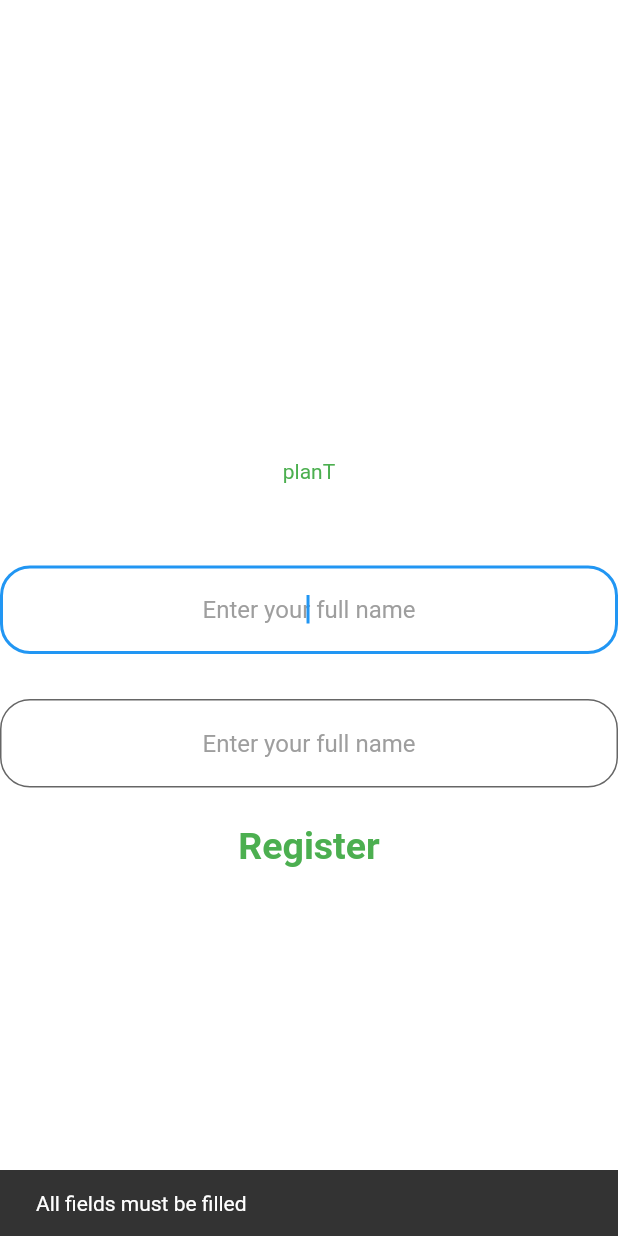
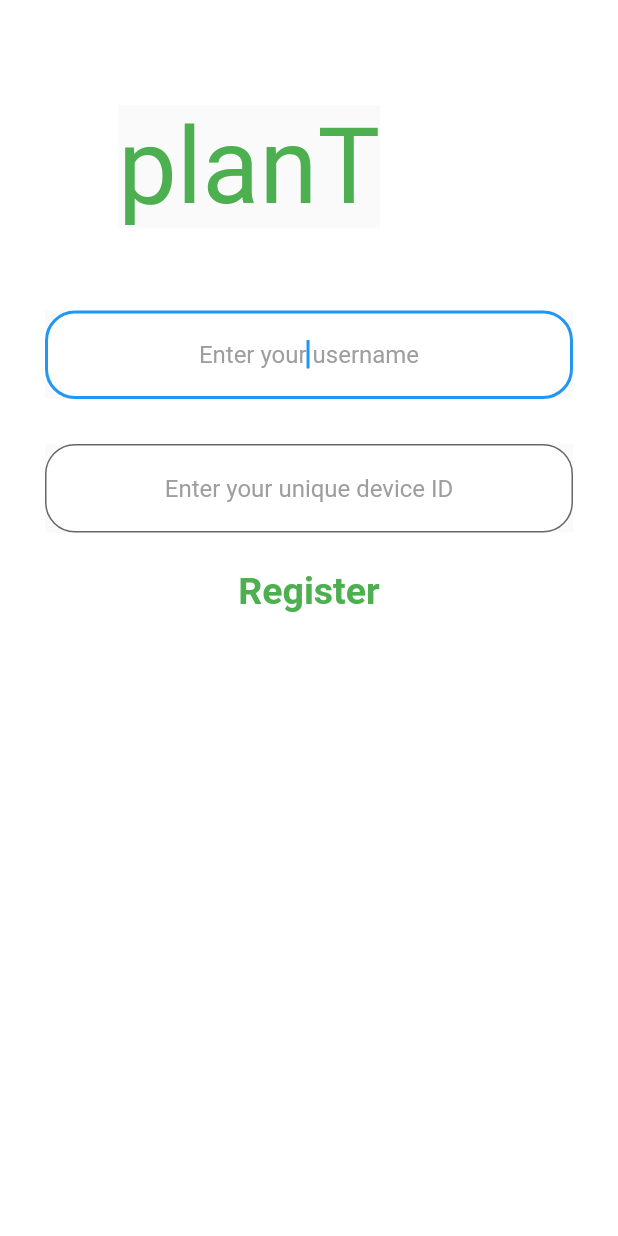
Before and after one commit to abhikrnigam/planT, a Flutter app: the LandingPage screen opened directly, after a tap on "Register", on a phone screen of 412 x 824 dp. Run offline on Flutter 3.47's test engine with Material 2 defaults, Android fonts, the phone set to English and light mode, and no system bars; our stand-ins replace firebase_auth, firebase_core, google_fonts, percent_indicator; accounts and stored records are empty.

Commit message:
Added the login and registering procedures.

```diff
--- /dev/null
+++ b/lib/screens/RegisterScreen.dart
@@ -0,0 +1,131 @@
+import 'package:firebase_core/firebase_core.dart';
+import 'package:flutter/cupertino.dart';
+import 'package:flutter/material.dart';
+import 'package:google_fonts/google_fonts.dart';
+import 'package:firebase_auth/firebase_auth.dart';
+import 'LoginScreen.dart';
+import 'package:firebase_core/firebase_core.dart';
+
+class LandingPage extends StatefulWidget {
+  @override
+  _LandingPageState createState() => _LandingPageState();
+}
+
+class _LandingPageState extends State<LandingPage> {
+//  Firebase.initializeApp();
+//  FirebaseApp secondaryApp = Firebase.app('SecondaryApp');
+//  FirebaseAuth auth = FirebaseAuth.instanceFor(app: secondaryApp);
+  FirebaseAuth user=FirebaseAuth.instance;
+  String username;
+  String deviceID;
+
+
+  @override
+  Widget build(BuildContext context) {
+    return Scaffold(
+      body: Container(
+        color: Colors.white,
+        child: Column(
+          children: <Widget>[
+            Padding(
+              padding: const EdgeInsets.only(top: 70.0, bottom: 40,right:80),
+              child: Material(
+                child: Text(
+                  "planT",
+                  style: GoogleFonts.fredokaOne(
+                    fontSize: 70,
+                    color: Colors.green,
+                  ),
+                ),
+              ),
+            ),
+            Padding(
+              padding: const EdgeInsets.symmetric(vertical: 15.0,horizontal: 30),
+              child: Material(
+                child: TextField(
+                  textAlign: TextAlign.center,
+                  autofocus: true,
+                  style: TextStyle(
+                    color: Colors.black,
+                  ),
+                  onChanged: (value) {
+                    username = value;
+                  },
+                  decoration: InputDecoration(
+                    filled: true,
+                    fillColor: Colors.white,
+                    border: OutlineInputBorder(
+                      borderRadius: BorderRadius.all(Radius.circular(20)),
+                    ),
+                    hintText: 'Enter your username',
+                    hintStyle: TextStyle(
+                      color: Colors.grey,
+                    ),
+                  ),
+                ),
+              ),
+            ),
+            Padding(
+              padding: const EdgeInsets.symmetric(vertical: 15.0,horizontal: 30),
+              child: Material(
+                child: TextField(
+                  textAlign: TextAlign.center,
+                  autofocus: true,
+                  style: TextStyle(
+                    color: Colors.black,
+                  ),
+                  onChanged: (value) {
+                    deviceID = value;
+                  },
+                  decoration: InputDecoration(
+                    filled: true,
+                    fillColor: Colors.white,
+                    border: OutlineInputBorder(
+                      borderRadius: BorderRadius.all(Radius.circular(20)),
+                    ),
+                    hintText: 'Enter your unique device ID',
+                    hintStyle: TextStyle(
+                      color: Colors.grey,
+                    ),
+                  ),
+                ),
+              ),
+            ),
+            FlatButton(
+              color: Colors.white,
+              child: Text(
+                "Register",
+                style: GoogleFonts.fredokaOne(
+                    color: Colors.green,
+                    fontSize: 25,
+                    fontWeight: FontWeight.bold),
+              ),
+              shape: RoundedRectangleBorder(
+                borderRadius: BorderRadius.circular(20),
+              ),
+              onPressed: () async {
+                if (username == null && deviceID == null) {
+                  print("All fields must be filled");
+                } else {
+                  if (user != null) {
+                    user
+                        .createUserWithEmailAndPassword(
+                            email: username, password: deviceID)
+                        .then((value) => {
+                              print(
+                                  "The user is created with username $username and device id=$deviceID")
+                            }).then((value) => {
+                              Navigator.push(context, MaterialPageRoute(builder: (context)=>LoginScreen()))
+                    });
+                  } else {
+                    print("Some error occurred. Please try again.");
+                  }
+                }
+              },
+            ),
+          ],
+        ),
+      ),
+    );
+  }
+}
--- a/lib/screens/landingScreen.dart
+++ b/lib/screens/landingScreen.dart
@@ -1,101 +1,90 @@
+import 'package:flutter/material.dart';
 import 'package:flutter/cupertino.dart';
-import 'package:flutter/material.dart';
+import 'package:firebase_core/firebase_core.dart';
+import 'RegisterScreen.dart';
+import 'LoginScreen.dart';
 import 'package:google_fonts/google_fonts.dart';
-class LandingPage extends StatefulWidget {
+
+class landingScreen extends StatefulWidget {
   @override
-  _LandingPageState createState() => _LandingPageState();
+  _landingScreenState createState() => _landingScreenState();
 }
 
-class _LandingPageState extends State<LandingPage> {
-  String username;
-  String deviceName;
+class _landingScreenState extends State<landingScreen> {
   @override
   Widget build(BuildContext context) {
-    return Container(
-      color: Colors.white,
-      child: Column(
-        mainAxisAlignment: MainAxisAlignment.center,
+    return Scaffold(
+        backgroundColor: Colors.white,
+        body: Column(
           crossAxisAlignment: CrossAxisAlignment.center,
+         // mainAxisAlignment: MainAxisAlignment.center,
           children: <Widget>[
+            Spacer(flex: 3,),
             Padding(
-            padding: const EdgeInsets.only(top:70.0,bottom:40),
+              padding: const EdgeInsets.only(top: 70.0, bottom: 20),
+              child: Material(
                 child: Text(
                   "planT",
                   style: GoogleFonts.fredokaOne(
+                    fontSize: 70,
                     color: Colors.green,
                   ),
                 ),
               ),
-          Padding(
-            padding: const EdgeInsets.symmetric(vertical:15.0),
-            child: TextField(
-              textAlign: TextAlign.center,
-              autofocus: true,
-              style: TextStyle(
-                color: Colors.black,
             ),
-              onChanged: (value){
-                username=value;
+            Spacer(),
+            Container(
+              decoration: BoxDecoration(
+                color: Colors.green,
+                borderRadius: BorderRadius.circular(20),
+              ),
+              child: RawMaterialButton(
+                onPressed: () {
+                  Navigator.push(context,
+                      MaterialPageRoute(builder: (context) => LandingPage()));
                 },
-              decoration: InputDecoration(
-                filled: true,
-                fillColor: Colors.white,
-                border: OutlineInputBorder(
-                  borderRadius: BorderRadius.all(Radius.circular(20)),
-                ),
-                hintText: 'Enter your full name',
-                hintStyle: TextStyle(
-                  color: Colors.grey,
+                child: Padding(
+                  padding: const EdgeInsets.symmetric(vertical:15.0,horizontal: 20.0 ),
+                  child: Text(
+                    "Register",
+                    style: GoogleFonts.poppins(
+                      fontSize: 25,
+                      color: Colors.white,
+                      fontWeight: FontWeight.bold,
                     ),
                   ),
                 ),
               ),
-          Padding(
-            padding: const EdgeInsets.symmetric(vertical:15.0),
-            child: TextField(
-              textAlign: TextAlign.center,
-              autofocus: true,
-              style: TextStyle(
-                color: Colors.black,
             ),
-              onChanged: (value){
-                deviceName=value;
+            Center(
+              child: Container(
+                margin: EdgeInsets.symmetric(vertical: 30),
+                decoration: BoxDecoration(
+                  color: Colors.green,
+                  borderRadius: BorderRadius.circular(20),
+                ),
+                child: RawMaterialButton(
+                  onPressed: () {
+                    Navigator.push(context,
+                        MaterialPageRoute(builder: (context) => LandingPage()));
                   },
-              decoration: InputDecoration(
-                filled: true,
-                fillColor: Colors.white,
-                border: OutlineInputBorder(
-                  borderRadius: BorderRadius.all(Radius.circular(20)),
-                ),
-                hintText: 'Enter your full name',
-                hintStyle: TextStyle(
-                  color: Colors.grey,
+                  child: Padding(
+                    padding: const EdgeInsets.symmetric(vertical:15.0,horizontal: 20.0 ),
+                    child: Text(
+                      "Login",
+                      style: GoogleFonts.poppins(
+                        fontSize: 25,
+                        color: Colors.white,
+                        fontWeight: FontWeight.bold,
                       ),
                     ),
                   ),
                 ),
-          FlatButton(
-            color: Colors.white,
-            child: Text("Register",style: GoogleFonts.fredokaOne(
-              color: Colors.green,
-              fontSize: 25,
-              fontWeight: FontWeight.bold
-            ),),
-            shape: RoundedRectangleBorder(
-              borderRadius: BorderRadius.circular(20),
               ),
-            onPressed: () async{
-                  if(username==null && deviceName==null){
-                    Scaffold.of(context).showSnackBar(SnackBar(content: Text("All fields must be filled"),)) ;
-                  }
-                  else{
-
-
-                  }
-            },
             ),
+            Spacer(flex: 6,),
           ],
-      ),
+        )
     );
   }
 }
```
Also changed, not shown: lib/screens/LoginScreen.dart (added, +123 -0 lines). Lines whose indentation alone changed are shown as unchanged.
